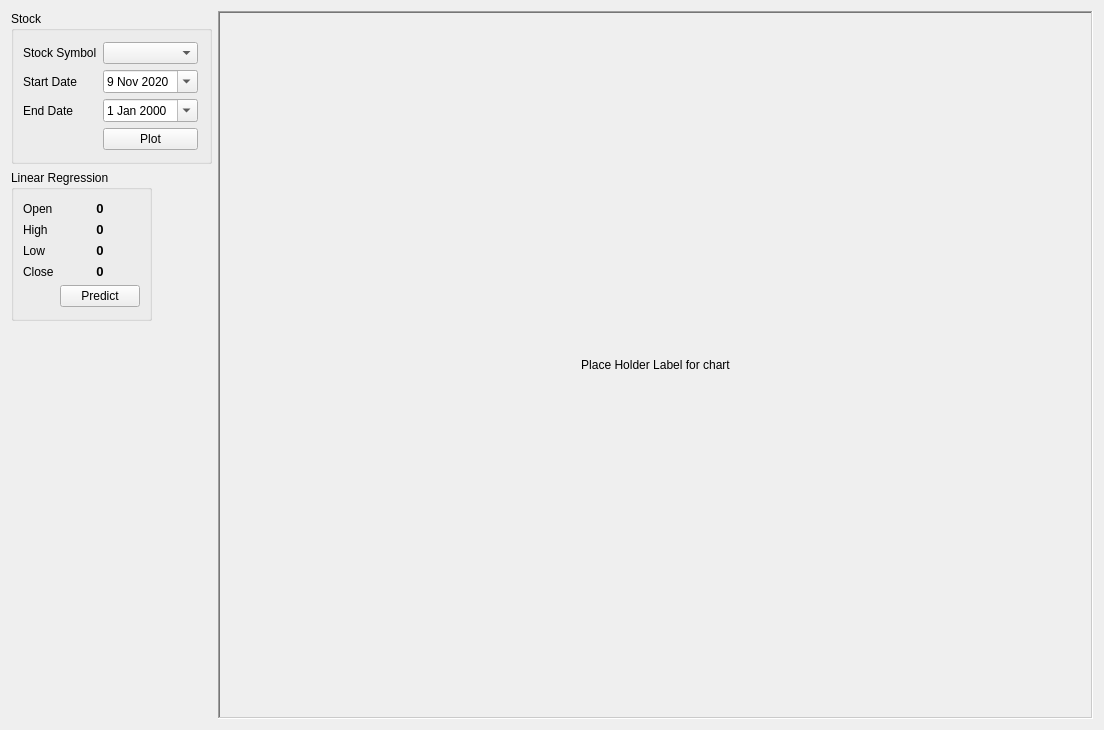
First picture: the form in src/GUIs/gui.ui, repository 5coho/Stock-Predictor, before the edit.
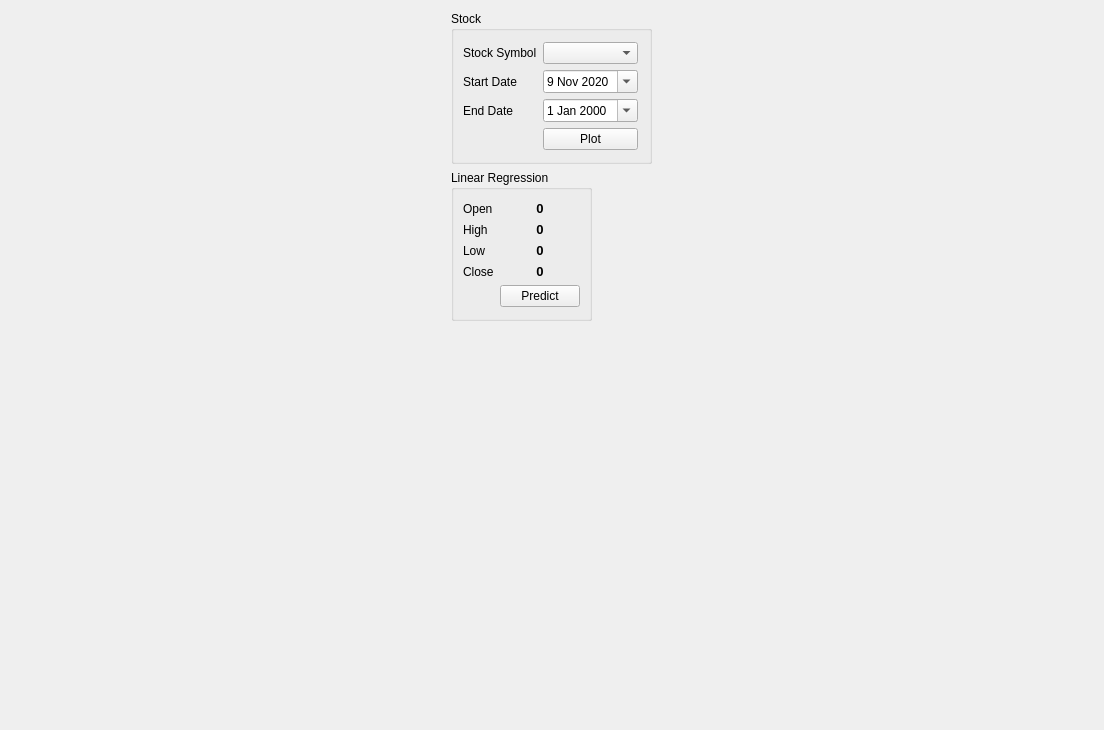
Second picture: the form after the edit. Icons and pictures are not drawn.

Commit message: added a plotChart function, added horizonatal layout to gui

Patch:
```diff
--- a/src/GUIs/gui.ui
+++ b/src/GUIs/gui.ui
@@ -10,6 +10,12 @@
     <height>730</height>
    </rect>
   </property>
+  <property name="minimumSize">
+   <size>
+    <width>1104</width>
+    <height>730</height>
+   </size>
+  </property>
   <property name="font">
    <font>
     <weight>50</weight>
@@ -24,7 +30,14 @@
     <normaloff>../media/chart.ico</normaloff>../media/chart.ico</iconset>
   </property>
   <layout class="QGridLayout" name="gridLayout">
-   <item row="1" column="0">
+   <item row="0" column="1" rowspan="3">
+    <layout class="QVBoxLayout" name="layout_chart">
+     <property name="sizeConstraint">
+      <enum>QLayout::SetFixedSize</enum>
+     </property>
+    </layout>
+   </item>
+   <item row="0" column="0">
     <widget class="QGroupBox" name="groupBox_stock">
      <property name="sizePolicy">
       <sizepolicy hsizetype="Fixed" vsizetype="Fixed">
@@ -125,26 +138,7 @@
      </layout>
     </widget>
    </item>
-   <item row="1" column="1" rowspan="3">
-    <widget class="QLabel" name="label">
-     <property name="frameShape">
-      <enum>QFrame::WinPanel</enum>
-     </property>
-     <property name="frameShadow">
-      <enum>QFrame::Sunken</enum>
-     </property>
-     <property name="lineWidth">
-      <number>2</number>
-     </property>
-     <property name="text">
-      <string>Place Holder Label for chart</string>
-     </property>
-     <property name="alignment">
-      <set>Qt::AlignCenter</set>
-     </property>
-    </widget>
-   </item>
-   <item row="2" column="0">
+   <item row="1" column="0">
     <widget class="QGroupBox" name="groupBox_LR">
      <property name="sizePolicy">
       <sizepolicy hsizetype="Fixed" vsizetype="Fixed">
```
The commit also changes 1 other file.
